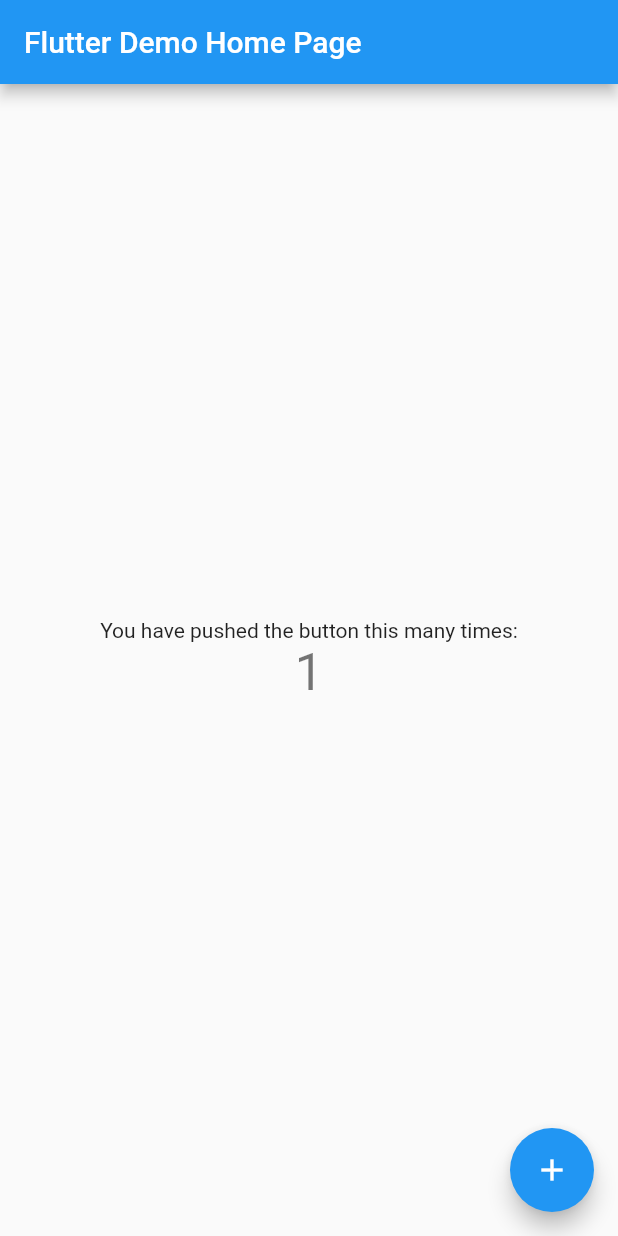
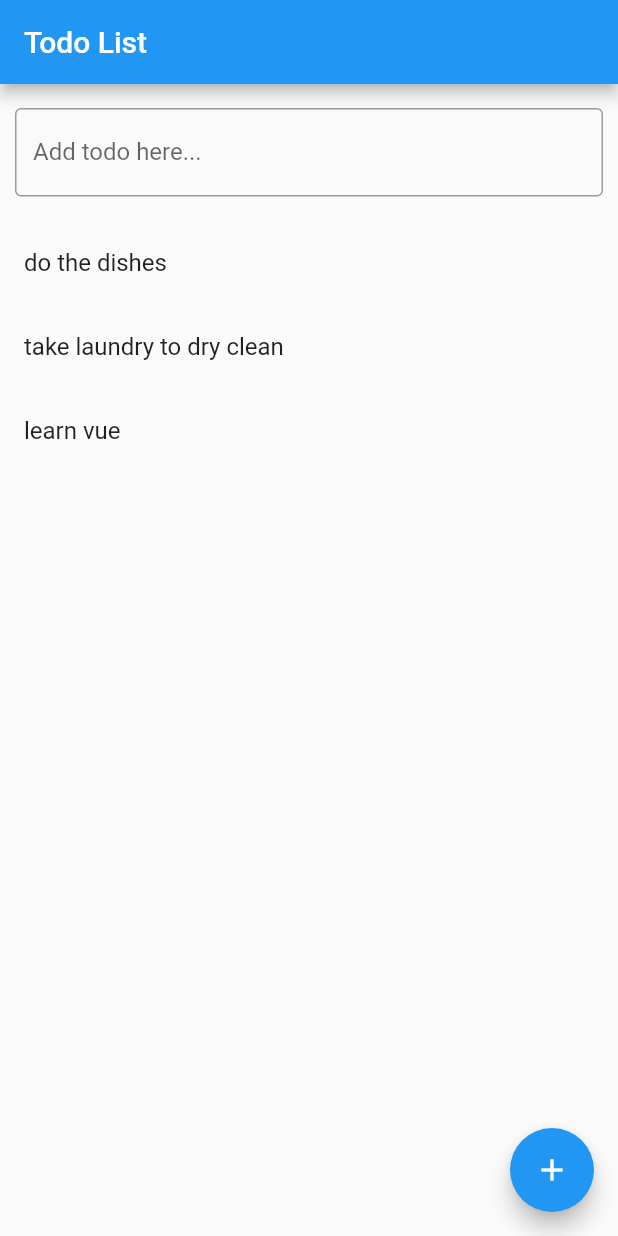
Before and after one commit to shihaohong/hr-flutter-tech-talk, a Flutter app: the screen it shows after launch, after a tap on the "add" icon, on a phone screen of 412 x 824 dp. Run offline on Flutter 3.47's test engine with Material 2 defaults, Android fonts, the phone set to English and light mode, and no system bars.

Commit message:
Basic flutter todo list implementation

```diff
--- a/flutter_todo/lib/main.dart
+++ b/flutter_todo/lib/main.dart
@@ -7,7 +7,7 @@
   @override
   Widget build(BuildContext context) {
     return MaterialApp(
-      title: 'Flutter Demo',
+      title: 'Todo List',
       theme: ThemeData(
         // This is the theme of your application.
         //
@@ -20,13 +20,13 @@
         // is not restarted.
         primarySwatch: Colors.blue,
       ),
-      home: MyHomePage(title: 'Flutter Demo Home Page'),
+      home: TodoList(title: 'Todo List'),
     );
   }
 }
 
-class MyHomePage extends StatefulWidget {
-  MyHomePage({Key key, this.title}) : super(key: key);
+class TodoList extends StatefulWidget {
+  TodoList({Key key, this.title}) : super(key: key);
 
   // This widget is the home page of your application. It is stateful, meaning
   // that it has a State object (defined below) that contains fields that affect
@@ -40,21 +40,41 @@
   final String title;
 
   @override
-  _MyHomePageState createState() => _MyHomePageState();
+  _TodoListState createState() => _TodoListState();
 }
 
-class _MyHomePageState extends State<MyHomePage> {
-  int _counter = 0;
+class _TodoListState extends State<TodoList> {
+  List<String> _todoList = [
+    "do the dishes",
+    "take laundry to dry clean",
+    "learn vue",
+  ];
+  final _controller = TextEditingController();
 
-  void _incrementCounter() {
+  void _addTodo(String item) {
+    if (item != '') {
       setState(() {
         // This call to setState tells the Flutter framework that something has
         // changed in this State, which causes it to rerun the build method below
         // so that the display can reflect the updated values. If we changed
         // _counter without calling setState(), then the build method would not be
         // called again, and so nothing would appear to happen.
-      _counter++;
+        _todoList = List.from(_todoList)
+          ..add(item);
+        _controller.clear();
       });
+    }
+  }
+
+  @override
+  void initState() {
+    super.initState();
+  }
+
+  @override
+  void dispose() {
+    _controller.dispose();
+    super.dispose();
   }
 
   @override
@@ -65,16 +85,22 @@
     // The Flutter framework has been optimized to make rerunning build methods
     // fast, so that you can just rebuild anything that needs updating rather
     // than having to individually change instances of widgets.
+
+    List<Widget> todoList = List<Widget>.generate(_todoList.length, (int index) {
+      String item = _todoList[index];
+
+      return ListTile(
+        title: Text(item),
+      );
+    });
+
     return Scaffold(
       appBar: AppBar(
         // Here we take the value from the MyHomePage object that was created by
         // the App.build method, and use it to set our appbar title.
         title: Text(widget.title),
       ),
-      body: Center(
-        // Center is a layout widget. It takes a single child and positions it
-        // in the middle of the parent.
-        child: Column(
+      body: ListView(
         // Column is also layout widget. It takes a list of children and
         // arranges them vertically. By default, it sizes itself to fit its
         // children horizontally, and tries to be as tall as its parent.
@@ -89,23 +115,29 @@
         // center the children vertically; the main axis here is the vertical
         // axis because Columns are vertical (the cross axis would be
         // horizontal).
-          mainAxisAlignment: MainAxisAlignment.center,
         children: <Widget>[
-            Text(
-              'You have pushed the button this many times:',
+          Padding(
+            padding: const EdgeInsets.symmetric(
+              vertical: 16.0,
+              horizontal: 10.0,
             ),
-            Text(
-              '$_counter',
-              style: Theme.of(context).textTheme.display1,
+            child: TextField(
+              controller: _controller,
+              decoration: InputDecoration(
+                labelText: "Add todo here...",
+                border: OutlineInputBorder(),
               ),
+            ),
+          ),
+          ...todoList,
         ],
       ),
+      floatingActionButton: FloatingActionButton(
+        onPressed: () {
+          _addTodo(_controller.text);
+        },
+        child: Icon(Icons.add),
       ),
-      floatingActionButton: FloatingActionButton(
-        onPressed: _incrementCounter,
-        tooltip: 'Increment',
-        child: Icon(Icons.add),
-      ), // This trailing comma makes auto-formatting nicer for build methods.
     );
   }
 }
--- a/flutter_todo/pubspec.yaml
+++ b/flutter_todo/pubspec.yaml
@@ -14,7 +14,7 @@
 version: 1.0.0+1
 
 environment:
-  sdk: ">=2.1.0 <3.0.0"
+  sdk: ">=2.2.2 <3.0.0"
 
 dependencies:
   flutter:
```
Also changed, not shown: 1 other file. Lines whose indentation alone changed are shown as unchanged.
